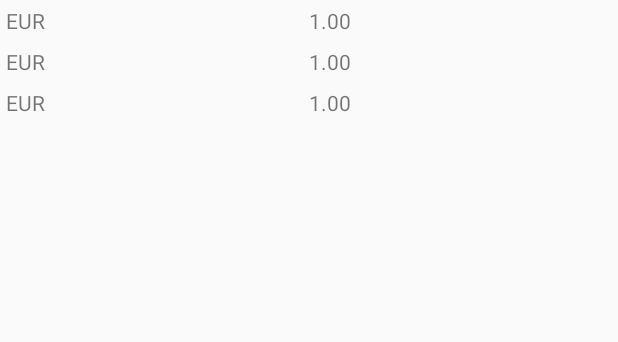
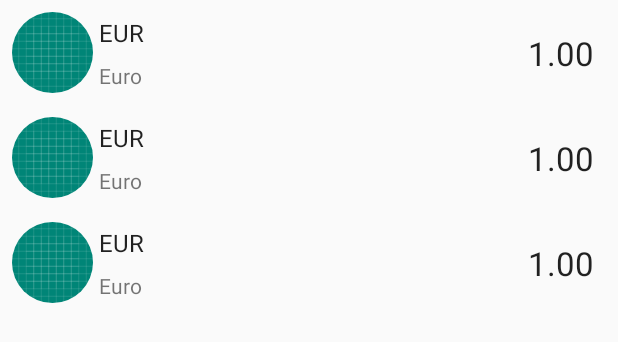
Before and after one commit to JakubNeukirch/currency-calculator, an Android app: the layout fragment_rates.xml on its own in the app's theme, with its tools: preview values and no code run, on a phone screen of 412 x 824 dp. Shown: the top 342 px of the screen. Run offline under Robolectric (Android 15) with nearby library versions, the phone set to English and light mode, and no system bars.

Commit message:
improve rate item

```diff
--- a/app/build.gradle
+++ b/app/build.gradle
@@ -27,6 +27,8 @@ dependencies {
     implementation fileTree(dir: 'libs', include: ['*.jar'])
     implementation"org.jetbrains.kotlin:kotlin-stdlib-jdk7:$kotlin_version"
 
+    //glide
+    implementation 'com.github.bumptech.glide:glide:4.9.0'
     //timber
     implementation 'com.jakewharton.timber:timber:4.7.1'
     //retrofit
--- a/app/src/main/java/pl/jakubneukirch/currencycalculator/screen/rates/RatesAdapter.kt
+++ b/app/src/main/java/pl/jakubneukirch/currencycalculator/screen/rates/RatesAdapter.kt
@@ -7,6 +7,7 @@ import androidx.recyclerview.widget.RecyclerView
 import kotlinx.android.synthetic.main.item_rate.view.*
 import pl.jakubneukirch.currencycalculator.R
 import pl.jakubneukirch.currencycalculator.data.model.view.Rate
+
 
 class RatesAdapter : RecyclerView.Adapter<RatesAdapter.ViewHolder>() {
 
@@ -37,7 +38,8 @@ class RatesAdapter : RecyclerView.Adapter<RatesAdapter.ViewHolder>() {
 
         fun bind(rate: Rate) {
             with(itemView) {
-                currencyNameTextView.text = rate.currency
+                currencyAbbreviationTextView.text = rate.currency
+                currencyNameTextView.text = "US Dollars"
                 rateTextView.text = "${rate.value}"
             }
         }
--- a/app/src/main/res/layout/item_rate.xml
+++ b/app/src/main/res/layout/item_rate.xml
@@ -1,24 +1,66 @@
 <?xml version="1.0" encoding="utf-8"?>
-<LinearLayout xmlns:android="http://schemas.android.com/apk/res/android" xmlns:tools="http://schemas.android.com/tools"
-              android:orientation="horizontal"
-              android:padding="@dimen/rate_item_padding"
-              android:layout_width="match_parent"
-              android:layout_height="wrap_content">
+<androidx.constraintlayout.widget.ConstraintLayout
+        xmlns:android="http://schemas.android.com/apk/res/android" xmlns:tools="http://schemas.android.com/tools"
+        xmlns:app="http://schemas.android.com/apk/res-auto"
+        android:orientation="horizontal"
+        android:layout_width="match_parent"
+        android:layout_height="wrap_content">
+
+    <androidx.cardview.widget.CardView
+            android:id="@+id/imageCard"
+            android:layout_width="wrap_content"
+            android:layout_height="wrap_content"
+            android:layout_margin="@dimen/currency_flag_margin"
+            app:layout_constraintTop_toTopOf="parent"
+            app:layout_constraintBottom_toBottomOf="parent"
+            app:layout_constraintStart_toStartOf="parent"
+            app:cardCornerRadius="@dimen/image_card_radius"
+            app:cardPreventCornerOverlap="false"
+            app:cardElevation="0dp">
+
+        <ImageView
+                android:id="@+id/currencyFlag"
+                android:src="@drawable/ic_launcher_background"
+                android:layout_width="@dimen/currency_flag_size"
+                android:layout_height="@dimen/currency_flag_size"
+                android:contentDescription="@string/rate_flag_description"/>
+
+    </androidx.cardview.widget.CardView>
+
+    <TextView
+            android:id="@+id/currencyAbbreviationTextView"
+            style="@style/TextAppearance.AppCompat.Subhead"
+            android:layout_margin="@dimen/rate_text_margin"
+            android:layout_width="wrap_content"
+            android:layout_height="wrap_content"
+            android:layout_gravity="center_vertical"
+            app:layout_constraintStart_toEndOf="@id/imageCard"
+            app:layout_constraintTop_toTopOf="@id/imageCard"
+            app:layout_constraintBottom_toTopOf="@id/currencyNameTextView"
+            android:lines="1"
+            tools:text="EUR"/>
 
     <TextView
             android:id="@+id/currencyNameTextView"
-            tools:text="EUR"
-            android:lines="1"
-            android:layout_weight="1"
-            android:layout_width="0dp"
+            android:layout_margin="@dimen/rate_text_margin"
+            app:layout_constraintTop_toBottomOf="@id/currencyAbbreviationTextView"
+            app:layout_constraintStart_toEndOf="@id/imageCard"
+            app:layout_constraintBottom_toBottomOf="@id/imageCard"
+            tools:text="Euro"
+            android:layout_width="wrap_content"
             android:layout_height="wrap_content"/>
 
     <TextView
             android:id="@+id/rateTextView"
-            tools:text="1.00"
-            android:lines="1"
+            style="@style/TextAppearance.AppCompat.Large"
+            android:layout_margin="@dimen/rate_value_margin"
             android:layout_weight="1"
-            android:layout_width="0dp"
-            android:layout_height="wrap_content"/>
+            android:layout_width="wrap_content"
+            android:layout_height="wrap_content"
+            android:layout_gravity="center_vertical"
+            app:layout_constraintTop_toTopOf="parent"
+            app:layout_constraintBottom_toBottomOf="parent"
+            app:layout_constraintEnd_toEndOf="parent"
+            tools:text="1.00"/>
 
-</LinearLayout>
+</androidx.constraintlayout.widget.ConstraintLayout>
--- a/app/src/main/res/values/dimens.xml
+++ b/app/src/main/res/values/dimens.xml
@@ -1,4 +1,10 @@
 <?xml version="1.0" encoding="utf-8"?>
 <resources>
     <dimen name="rate_item_padding">4dp</dimen>
+    <dimen name="rate_text_margin">4dp</dimen>
+    <dimen name="rate_value_margin">16dp</dimen>
+    <dimen name="currency_flag_size">54dp</dimen>
+    <dimen name="image_card_radius">27dp</dimen>
+    <dimen name="currency_flag_margin">8dp</dimen>
+    <dimen name="rate_item_height">70dp</dimen>
 </resources>
--- a/app/src/main/res/values/strings.xml
+++ b/app/src/main/res/values/strings.xml
@@ -3,4 +3,5 @@
     <string name="main_title">Rates &amp; conversions</string>
     <string name="main_all_rates">All Rates</string>
     <string name="main_converter">Converter</string>
+    <string name="rate_flag_description">Image of country flag</string>
 </resources>
--- a/app/src/main/res/values/styles.xml
+++ b/app/src/main/res/values/styles.xml
@@ -24,4 +24,6 @@
         <item name="android:textColor">@color/black</item>
     </style>
 
+    <style name="AppTheme.TextView" parent="TextAppearance.AppCompat"/>
+
 </resources>
```
